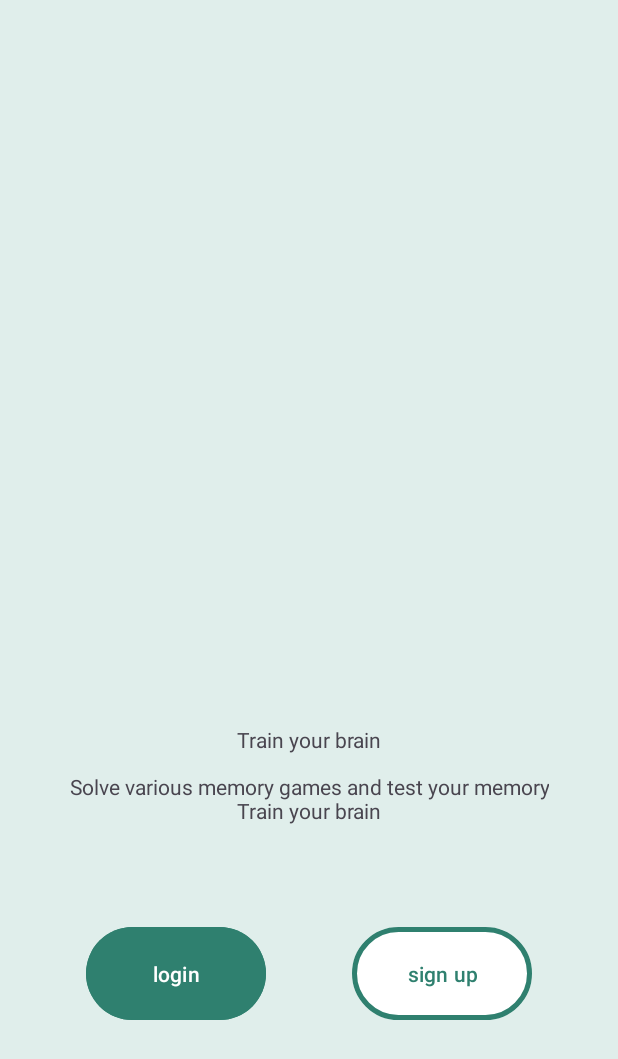
After one commit to BrunSimoes/Projeto-CM, an Android app: the fragment fragment_menu placed in its activity, on a phone screen of 412 x 824 dp. The commit adds this screen. Shown: the top 1059 px of the screen. Run offline under Robolectric (Android 15) with nearby library versions, the phone set to English and light mode, and no system bars.

Commit message:
login + registo funcional

```diff
--- a/memorie/app/src/main/AndroidManifest.xml
+++ b/memorie/app/src/main/AndroidManifest.xml
@@ -1,6 +1,12 @@
 <?xml version="1.0" encoding="utf-8"?>
 <manifest xmlns:android="http://schemas.android.com/apk/res/android"
     xmlns:tools="http://schemas.android.com/tools">
+
+    <uses-permission android:name="android.permission.INTERNET" />
+    <uses-permission android:name="android.permission.WRITE_EXTERNAL_STORAGE" />
+    <uses-permission android:name="android.permission.READ_EXTERNAL_STORAGE" />
+    <uses-permission android:name="android.permission.READ_INTERNAL_STORAGE" />
+    <uses-permission android:name="android.permission.WRITE_INTERNAL_STORAGE" />
 
     <application
         android:allowBackup="true"
--- a/memorie/app/src/main/java/com/example/memoriegame/MainActivity.java
+++ b/memorie/app/src/main/java/com/example/memoriegame/MainActivity.java
@@ -3,6 +3,8 @@ package com.example.memoriegame;
 import androidx.appcompat.app.AppCompatActivity;
 
 import android.os.Bundle;
+
+import com.google.firebase.FirebaseApp;
 
 public class MainActivity extends AppCompatActivity {
 
@@ -12,7 +14,7 @@ public class MainActivity extends AppCompatActivity {
         setContentView(R.layout.activity_main);
 
         getSupportFragmentManager().beginTransaction()
-                .replace(R.id.fragment, MemorieGame_fg.class, null)
+                .replace(R.id.fragment, fragment_welcome.class, null)
                 .commit();
     }
 }
--- /dev/null
+++ b/memorie/app/src/main/java/com/example/memoriegame/fragment_menu.java
@@ -0,0 +1,51 @@
+package com.example.memoriegame;
+
+import android.os.Bundle;
+import android.view.LayoutInflater;
+import android.view.View;
+import android.view.ViewGroup;
+
+import androidx.annotation.NonNull;
+import androidx.fragment.app.Fragment;
+
+import org.jetbrains.annotations.Nullable;
+
+import android.widget.Button;
+
+
+public class fragment_menu extends Fragment {
+    Button loginButton;
+    Button registerButton;
+
+    @Override
+    public void onCreate(Bundle savedInstanceState) {
+        super.onCreate(savedInstanceState);
+
+    }
+
+    @Override
+    public View onCreateView(LayoutInflater inflater, ViewGroup container,
+                             Bundle savedInstanceState) {
+        return inflater.inflate(R.layout.fragment_menu, container, false);
+    }
+
+    @Override
+    public void onViewCreated(@NonNull View view, @Nullable Bundle savedInstanceState) {
+        super.onViewCreated(view, savedInstanceState);
+
+        loginButton = view.findViewById(R.id.login_button);
+        loginButton.setOnClickListener( (v) -> {
+            getFragmentManager().beginTransaction()
+                    .replace(R.id.fragment, fragment_login.class, null)
+                    .commit();
+        });
+
+        registerButton = view.findViewById(R.id.register_button);
+        registerButton.setOnClickListener( (v) -> {
+            getFragmentManager().beginTransaction()
+                    .replace(R.id.fragment, fragment_register.class, null)
+                    .commit();
+        });
+    }
+
+}
--- /dev/null
+++ b/memorie/app/src/main/java/com/example/memoriegame/fragment_welcome.java
@@ -0,0 +1,42 @@
+package com.example.memoriegame;
+
+import android.os.Bundle;
+import android.view.LayoutInflater;
+import android.view.View;
+import android.view.ViewGroup;
+
+import androidx.annotation.NonNull;
+import androidx.fragment.app.Fragment;
+
+import org.jetbrains.annotations.Nullable;
+
+import android.widget.Button;
+
+
+public class fragment_welcome extends Fragment {
+    Button playButton;
+
+    @Override
+    public void onCreate(Bundle savedInstanceState) {
+        super.onCreate(savedInstanceState);
+    }
+
+    @Override
+    public View onCreateView(LayoutInflater inflater, ViewGroup container,
+                             Bundle savedInstanceState) {
+        return inflater.inflate(R.layout.fragment_welcome, container, false);
+    }
+
+    @Override
+    public void onViewCreated(@NonNull View view, @Nullable Bundle savedInstanceState) {
+        super.onViewCreated(view, savedInstanceState);
+
+        playButton = view.findViewById(R.id.play_button);
+        playButton.setOnClickListener( (v) -> {
+            getFragmentManager().beginTransaction()
+                    .replace(R.id.fragment, fragment_menu.class, null)
+                    .commit();
+        });
+    }
+
+}
--- /dev/null
+++ b/memorie/app/src/main/res/layout/fragment_menu.xml
@@ -0,0 +1,57 @@
+<?xml version="1.0" encoding="utf-8"?>
+<androidx.constraintlayout.widget.ConstraintLayout xmlns:android="http://schemas.android.com/apk/res/android"
+    xmlns:app="http://schemas.android.com/apk/res-auto"
+    xmlns:tools="http://schemas.android.com/tools"
+    android:layout_width="match_parent"
+    android:layout_height="match_parent"
+    android:background="#E0EEEB">
+
+    <TextView
+        android:id="@+id/textView4"
+        android:layout_width="wrap_content"
+        android:layout_height="wrap_content"
+        android:layout_marginBottom="12dp"
+        android:text="Train your brain"
+        android:textAlignment="center"
+        app:layout_constraintBottom_toTopOf="@+id/textView3"
+        app:layout_constraintEnd_toEndOf="parent"
+        app:layout_constraintStart_toStartOf="parent" />
+
+    <TextView
+        android:id="@+id/textView3"
+        android:layout_width="wrap_content"
+        android:layout_height="wrap_content"
+        android:layout_marginBottom="64dp"
+        android:text="Solve various memory games and test your memory&#xA;Train your brain"
+        android:textAlignment="center"
+        app:layout_constraintBottom_toTopOf="@+id/login_button"
+        app:layout_constraintEnd_toEndOf="parent"
+        app:layout_constraintStart_toStartOf="parent" />
+
+    <Button
+        android:id="@+id/login_button"
+        android:layout_width="120dp"
+        android:layout_height="70dp"
+        android:layout_marginBottom="140dp"
+        android:backgroundTint="#2F806F"
+        android:text="login"
+        app:layout_constraintBottom_toBottomOf="parent"
+        app:layout_constraintEnd_toStartOf="@+id/register_button"
+        app:layout_constraintHorizontal_bias="0.5"
+        app:layout_constraintStart_toStartOf="parent" />
+
+    <Button
+        android:id="@+id/register_button"
+        android:layout_width="120dp"
+        android:layout_height="70dp"
+        android:layout_marginBottom="140dp"
+        android:backgroundTint="#FFFFFF"
+        android:text="sign up"
+        android:textColor="#2F806F"
+        app:layout_constraintBottom_toBottomOf="parent"
+        app:layout_constraintEnd_toEndOf="parent"
+        app:layout_constraintHorizontal_bias="0.5"
+        app:layout_constraintStart_toEndOf="@+id/login_button"
+        app:strokeColor="#2F806F"
+        app:strokeWidth="5px" />
+</androidx.constraintlayout.widget.ConstraintLayout>
```
Also changed, not shown: memorie/app/build.gradle.kts (+8 -0 lines), memorie/app/src/main/java/com/example/memoriegame/DatabaseHelper.java (added, +82 -0 lines), memorie/app/src/main/java/com/example/memoriegame/fragment_login.java (added, +184 -0 lines), memorie/app/src/main/java/com/example/memoriegame/fragment_register.java (added, +215 -0 lines), memorie/app/src/main/res/layout/fragment_welcome.xml (added, +20 -0 lines), memorie/build.gradle.kts (+9 -0 lines).
